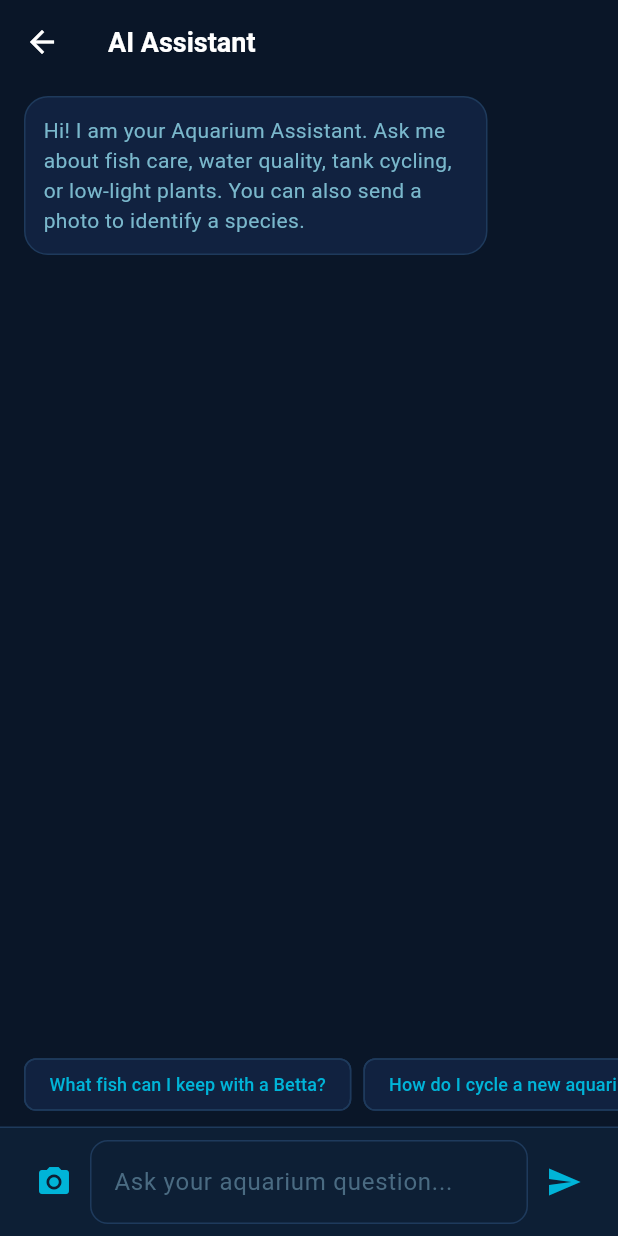
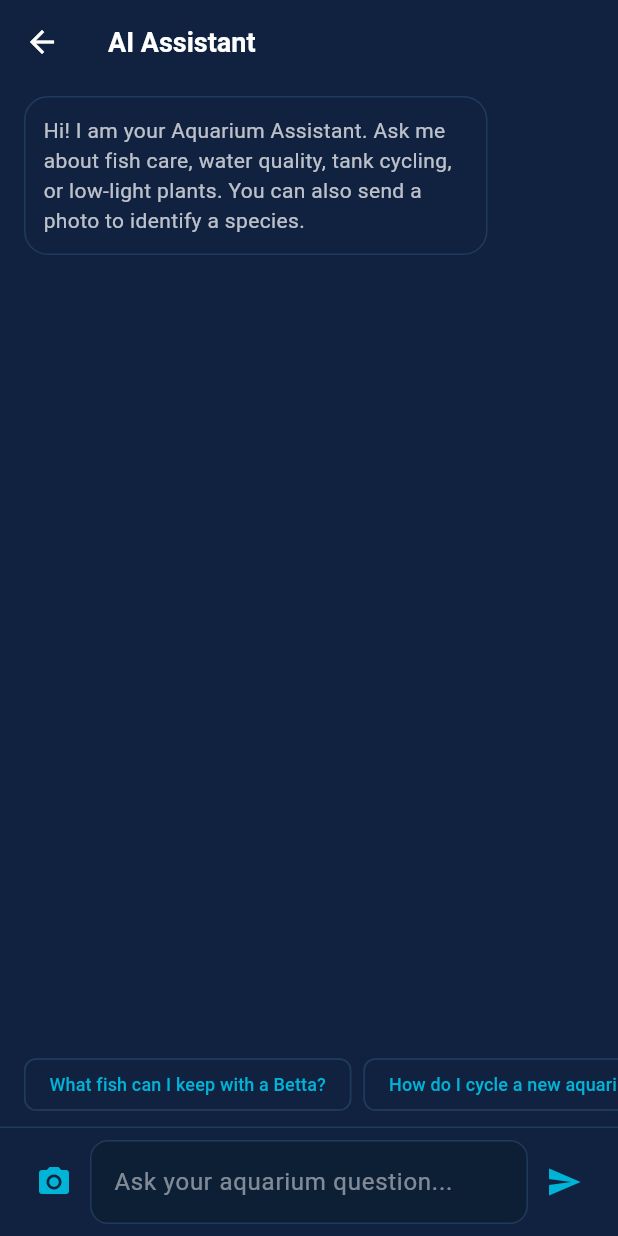
Before and after one commit to Rojan-2004/AquaLife---Ecommerce-platform, a Flutter app: the AssistantScreen screen opened directly, on a phone screen of 412 x 824 dp. Run offline on Flutter 3.47's test engine with Material 3 defaults, Android fonts, the phone set to English and light mode, and no system bars; our stand-ins replace cached_network_image, connectivity_plus, dartz, dio, equatable, flutter_riverpod and 6 more; missing offline and left inert: dio_smart_retry; accounts and stored records are empty; Roboto replaces fonts that are missing (OpenSans).

Commit message:
assistant

```diff
--- a/lib/features/assistant/presentation/pages/assistant_screen.dart
+++ b/lib/features/assistant/presentation/pages/assistant_screen.dart
@@ -54,9 +54,10 @@ class _AssistantScreenState extends ConsumerState<AssistantScreen> {
   }
 
   Future<void> _showImageSourcePicker() async {
+    final cs = Theme.of(context).colorScheme;
     showModalBottomSheet(
       context: context,
-      backgroundColor: const Color(0xFF112240),
+      backgroundColor: cs.surface,
       shape: const RoundedRectangleBorder(
         borderRadius: BorderRadius.vertical(top: Radius.circular(16)),
       ),
@@ -67,16 +68,16 @@ class _AssistantScreenState extends ConsumerState<AssistantScreen> {
             mainAxisSize: MainAxisSize.min,
             children: [
               ListTile(
-                leading: const Icon(Icons.camera_alt, color: Color(0xFF00B4D8)),
-                title: const Text('Camera', style: TextStyle(color: Colors.white)),
+                leading: Icon(Icons.camera_alt, color: cs.primary),
+                title: Text('Camera', style: TextStyle(color: cs.onSurface)),
                 onTap: () {
                   Navigator.pop(context);
                   _pickImage(ImageSource.camera);
                 },
               ),
               ListTile(
-                leading: const Icon(Icons.photo_library, color: Color(0xFF00B4D8)),
-                title: const Text('Gallery', style: TextStyle(color: Colors.white)),
+                leading: Icon(Icons.photo_library, color: cs.primary),
+                title: Text('Gallery', style: TextStyle(color: cs.onSurface)),
                 onTap: () {
                   Navigator.pop(context);
                   _pickImage(ImageSource.gallery);
@@ -177,6 +178,7 @@ class _AssistantScreenState extends ConsumerState<AssistantScreen> {
     final isUser = msg['role'] == 'user';
     final text = msg['content'] as String? ?? '';
     final imagePath = msg['image'] as String?;
+    final cs = Theme.of(context).colorScheme;
 
     Widget? content;
     if (imagePath != null && imagePath.isNotEmpty) {
@@ -200,7 +202,7 @@ class _AssistantScreenState extends ConsumerState<AssistantScreen> {
       content = Text(
         text,
         style: TextStyle(
-          color: isUser ? Colors.white : const Color(0xFF7AB8CC),
+          color: isUser ? cs.onSurface : cs.onSurface.withValues(alpha: 0.72),
           fontSize: 14,
         ),
       );
@@ -213,7 +215,7 @@ class _AssistantScreenState extends ConsumerState<AssistantScreen> {
           Text(
             text,
             style: TextStyle(
-              color: isUser ? Colors.white : const Color(0xFF7AB8CC),
+              color: isUser ? cs.onSurface : cs.onSurface.withValues(alpha: 0.72),
               fontSize: 14,
             ),
           ),
@@ -227,9 +229,9 @@ class _AssistantScreenState extends ConsumerState<AssistantScreen> {
         margin: const EdgeInsets.only(bottom: 12),
         padding: const EdgeInsets.all(12),
         decoration: BoxDecoration(
-          color: isUser ? const Color(0xFF00B4D8) : const Color(0xFF112240),
+          color: isUser ? cs.primary : cs.surface,
           borderRadius: BorderRadius.circular(16),
-          border: isUser ? null : Border.all(color: const Color(0xFF1E3A5C)),
+          border: isUser ? null : Border.all(color: cs.outline),
         ),
         constraints: BoxConstraints(maxWidth: MediaQuery.sizeOf(context).width * 0.75),
         child: content,
@@ -239,12 +241,13 @@ class _AssistantScreenState extends ConsumerState<AssistantScreen> {
 
   @override
   Widget build(BuildContext context) {
+    final cs = Theme.of(context).colorScheme;
     return Scaffold(
-      backgroundColor: const Color(0xFF0A1628),
+      backgroundColor: cs.surface,
       appBar: AppBar(
         backgroundColor: Colors.transparent,
         elevation: 0,
-        title: const Text('AI Assistant', style: TextStyle(color: Colors.white, fontWeight: FontWeight.bold)),
+        title: Text('AI Assistant', style: TextStyle(color: cs.onSurface, fontWeight: FontWeight.bold)),
       ),
       body: Column(
         children: [
@@ -260,9 +263,9 @@ class _AssistantScreenState extends ConsumerState<AssistantScreen> {
             ),
           ),
           if (_loading)
-            const Padding(
-              padding: EdgeInsets.symmetric(vertical: 8),
-              child: Center(child: CircularProgressIndicator(color: Color(0xFF00B4D8))),
+            Padding(
+              padding: const EdgeInsets.symmetric(vertical: 8),
+              child: Center(child: CircularProgressIndicator(color: cs.primary)),
             ),
 
           if (_messages.length <= 2)
@@ -277,9 +280,9 @@ class _AssistantScreenState extends ConsumerState<AssistantScreen> {
                   return Padding(
                     padding: const EdgeInsets.only(right: 8),
                     child: ActionChip(
-                      label: Text(_suggestions[idx], style: const TextStyle(color: Color(0xFF00B4D8), fontSize: 12)),
-                      backgroundColor: const Color(0xFF112240),
-                      side: const BorderSide(color: Color(0xFF1E3A5C)),
+                      label: Text(_suggestions[idx], style: TextStyle(color: cs.primary, fontSize: 12)),
+                      backgroundColor: cs.surface,
+                      side: BorderSide(color: cs.outline),
                       onPressed: () => _sendMessage(_suggestions[idx]),
                     ),
                   );
@@ -289,31 +292,31 @@ class _AssistantScreenState extends ConsumerState<AssistantScreen> {
 
           Container(
             padding: const EdgeInsets.symmetric(horizontal: 12, vertical: 8),
-            decoration: const BoxDecoration(
-              color: Color(0xFF0D1F35),
-              border: Border(top: BorderSide(color: Color(0xFF1E3A5C))),
+            decoration: BoxDecoration(
+              color: cs.surface,
+              border: Border(top: BorderSide(color: cs.outline)),
             ),
             child: Row(
               children: [
                 IconButton(
-                  icon: const Icon(Icons.camera_alt, color: Color(0xFF00B4D8)),
+                  icon: Icon(Icons.camera_alt, color: cs.primary),
                   onPressed: _showImageSourcePicker,
                   tooltip: 'Send photo',
                 ),
                 Expanded(
                   child: TextField(
                     controller: _controller,
-                    style: const TextStyle(color: Colors.white),
-                    decoration: const InputDecoration(
+                    style: TextStyle(color: cs.onSurface),
+                    decoration: InputDecoration(
                       hintText: 'Ask your aquarium question...',
-                      hintStyle: TextStyle(color: Color(0xFF4A6B82)),
+                      hintStyle: TextStyle(color: cs.onSurface.withValues(alpha: 0.48)),
                       border: InputBorder.none,
                     ),
                     onSubmitted: _sendMessage,
                   ),
                 ),
                 IconButton(
-                  icon: const Icon(Icons.send, color: Color(0xFF00B4D8)),
+                  icon: Icon(Icons.send, color: cs.primary),
                   onPressed: () => _sendMessage(_controller.text),
                 ),
               ],
```
